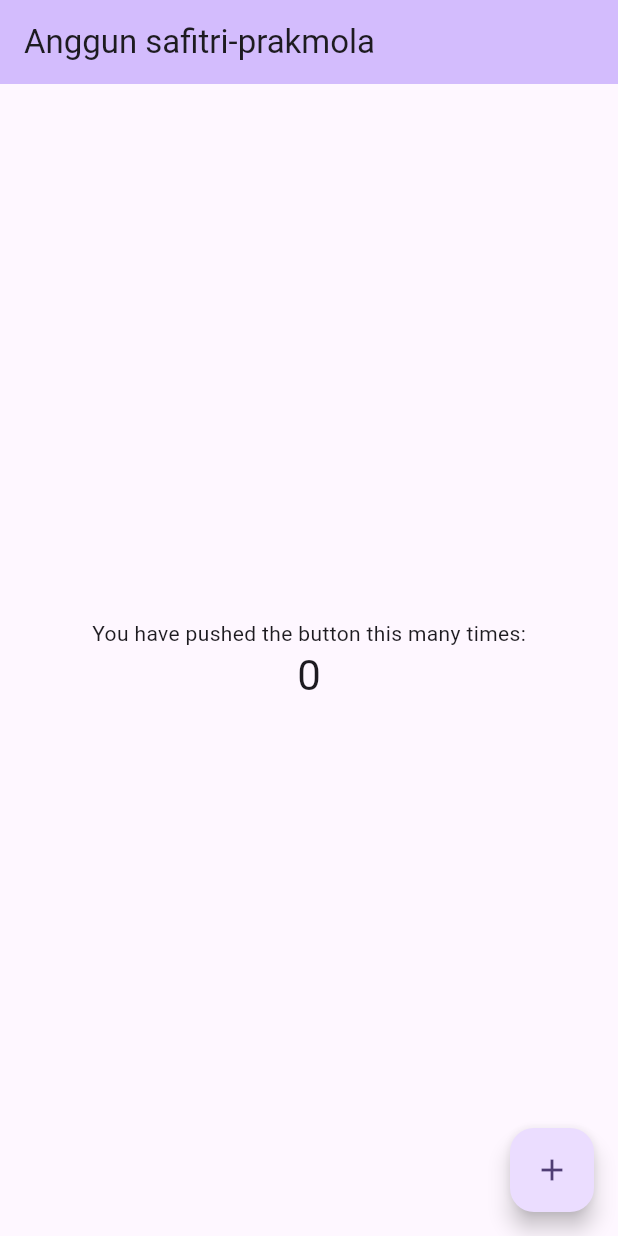
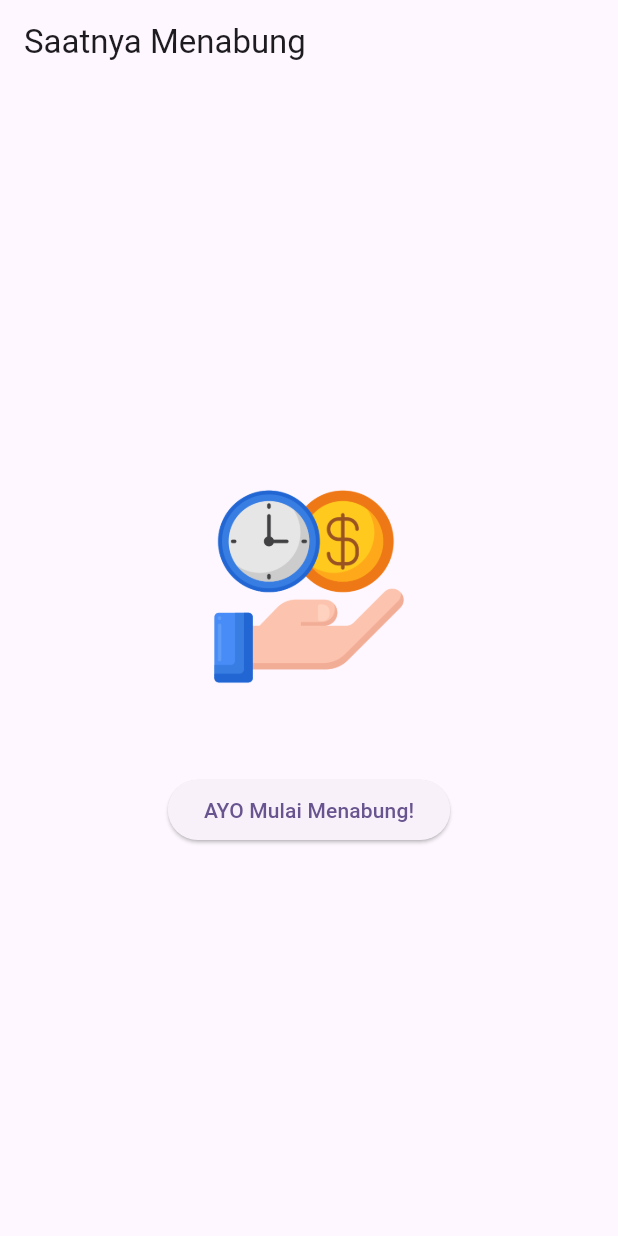
Before and after one commit to Anggunsafitri22/prak-mobilelanjut-2307051004, a Flutter app: the screen it shows after launch, on a phone screen of 412 x 824 dp. Run offline on Flutter 3.47's test engine with Material 3 defaults, Android fonts, the phone set to English and light mode, and no system bars.

Commit message:
Pertemuan 3: Basic Widget

```diff
--- /dev/null
+++ b/lib/basic_widget.dart
@@ -0,0 +1,31 @@
+import 'package:flutter/material.dart';
+
+class BasicWidget extends StatelessWidget {
+  const BasicWidget({super.key});
+
+  @override
+  Widget build(BuildContext context) {
+    return Scaffold(
+      appBar: AppBar(
+        title: const Text('Saatnya Menabung'),
+      ),
+      body: Center(
+        child: Column(
+          mainAxisAlignment: MainAxisAlignment.center,
+          children: [
+            Image.asset(
+              'assets/images/logo.png', // pastikan file ada
+              width: 150,
+              height: 150,
+            ),
+            const SizedBox(height: 50),
+            ElevatedButton(
+              onPressed: () {},
+              child: const Text('AYO Mulai Menabung!'),
+            ),
+          ],
+        ),
+      ),
+    );
+  }
+}
--- a/lib/main.dart
+++ b/lib/main.dart
@@ -1,4 +1,6 @@
 import 'package:flutter/material.dart';
+import 'package:myapp/basic_widget.dart';
+// kalau mau coba yang lain bisa ganti jadi column_widget.dart atau row_widget.dart
 
 void main() {
   runApp(const MyApp());
@@ -7,116 +9,15 @@ void main() {
 class MyApp extends StatelessWidget {
   const MyApp({super.key});
 
-  // This widget is the root of your application.
   @override
   Widget build(BuildContext context) {
     return MaterialApp(
-      title: 'Flutter Demo',
+      title: 'Praktikum Mobile Lanjut',
       theme: ThemeData(
-        // This is the theme of your application.
-        //
-        // TRY THIS: Try running your application with "flutter run". You'll see
-        // the application has a purple toolbar. Then, without quitting the app,
-        // try changing the seedColor in the colorScheme below to Colors.green
-        // and then invoke "hot reload" (save your changes or press the "hot
-        // reload" button in a Flutter-supported IDE, or press "r" if you used
-        // the command line to start the app).
-        //
-        // Notice that the counter didn't reset back to zero; the application
-        // state is not lost during the reload. To reset the state, use hot
-        // restart instead.
-        //
-        // This works for code too, not just values: Most code changes can be
-        // tested with just a hot reload.
         colorScheme: ColorScheme.fromSeed(seedColor: Colors.deepPurple),
+        useMaterial3: true,
       ),
-      home: const MyHomePage(title: 'Anggun safitri-prakmola'),
+      home: const BasicWidget(),
     );
   }
 }
-
-class MyHomePage extends StatefulWidget {
-  const MyHomePage({super.key, required this.title});
-
-  // This widget is the home page of your application. It is stateful, meaning
-  // that it has a State object (defined below) that contains fields that affect
-  // how it looks.
-
-  // This class is the configuration for the state. It holds the values (in this
-  // case the title) provided by the parent (in this case the App widget) and
-  // used by the build method of the State. Fields in a Widget subclass are
-  // always marked "final".
-
-  final String title;
-
-  @override
-  State<MyHomePage> createState() => _MyHomePageState();
-}
-
-class _MyHomePageState extends State<MyHomePage> {
-  int _counter = 0;
-
-  void _incrementCounter() {
-    setState(() {
-      // This call to setState tells the Flutter framework that something has
-      // changed in this State, which causes it to rerun the build method below
-      // so that the display can reflect the updated values. If we changed
-      // _counter without calling setState(), then the build method would not be
-      // called again, and so nothing would appear to happen.
-      _counter++;
-    });
-  }
-
-  @override
-  Widget build(BuildContext context) {
-    // This method is rerun every time setState is called, for instance as done
-    // by the _incrementCounter method above.
-    //
-    // The Flutter framework has been optimized to make rerunning build methods
-    // fast, so that you can just rebuild anything that needs updating rather
-    // than having to individually change instances of widgets.
-    return Scaffold(
-      appBar: AppBar(
-        // TRY THIS: Try changing the color here to a specific color (to
-        // Colors.amber, perhaps?) and trigger a hot reload to see the AppBar
-        // change color while the other colors stay the same.
-        backgroundColor: Theme.of(context).colorScheme.inversePrimary,
-        // Here we take the value from the MyHomePage object that was created by
-        // the App.build method, and use it to set our appbar title.
-        title: Text(widget.title),
-      ),
-      body: Center(
-        // Center is a layout widget. It takes a single child and positions it
-        // in the middle of the parent.
-        child: Column(
-          // Column is also a layout widget. It takes a list of children and
-          // arranges them vertically. By default, it sizes itself to fit its
-          // children horizontally, and tries to be as tall as its parent.
-          //
-          // Column has various properties to control how it sizes itself and
-          // how it positions its children. Here we use mainAxisAlignment to
-          // center the children vertically; the main axis here is the vertical
-          // axis because Columns are vertical (the cross axis would be
-          // horizontal).
-          //
-          // TRY THIS: Invoke "debug painting" (choose the "Toggle Debug Paint"
-          // action in the IDE, or press "p" in the console), to see the
-          // wireframe for each widget.
-          mainAxisAlignment: MainAxisAlignment.center,
-          children: <Widget>[
-            const Text('You have pushed the button this many times:'),
-            Text(
-              '$_counter',
-              style: Theme.of(context).textTheme.headlineMedium,
-            ),
-          ],
-        ),
-      ),
-      floatingActionButton: FloatingActionButton(
-        onPressed: _incrementCounter,
-        tooltip: 'Increment',
-        child: const Icon(Icons.add),
-      ), // This trailing comma makes auto-formatting nicer for build methods.
-    );
-  }
-}
```
Also changed, not shown: lib/column_widget.dart (added, +22 -0 lines), lib/row_widget.dart (added, +20 -0 lines), pubspec.yaml (+3 -68 lines), assets/images/logo.png (added).
